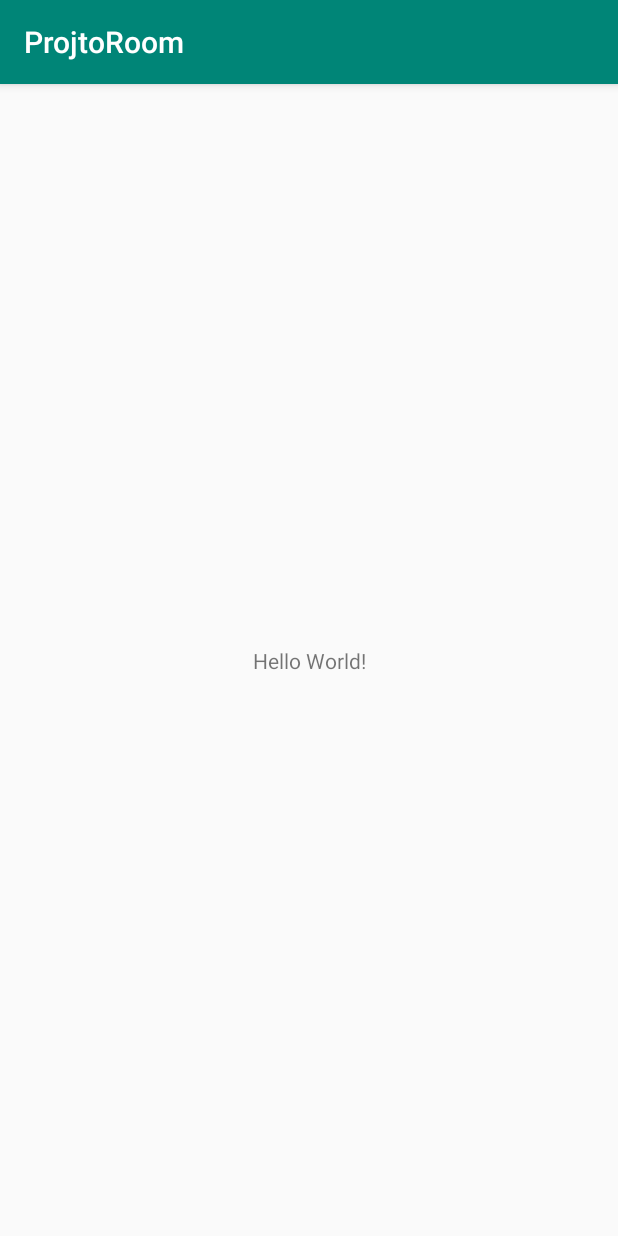
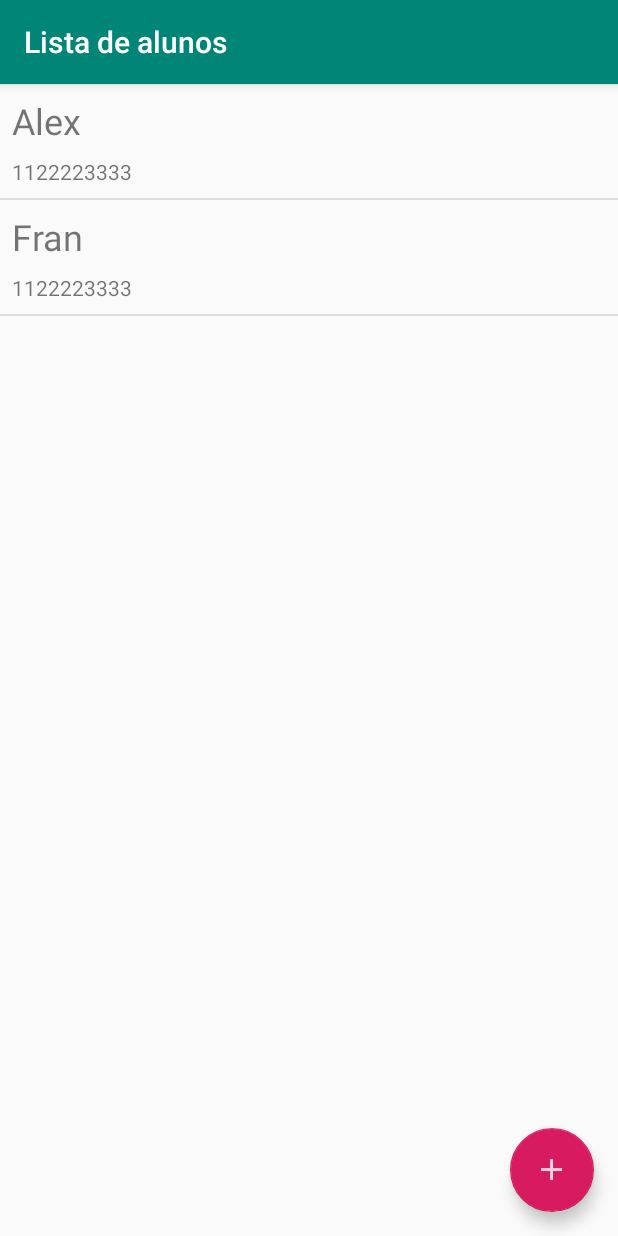
Before and after one commit to gucaveira/ProjetoRoom, an Android app: the screen it shows after launch (MainActivity before the commit, ListaAlunosActivity after it), on a phone screen of 412 x 824 dp. Run offline under Robolectric (Android 15) with nearby library versions, the phone set to English and light mode, and no system bars.

Commit message:
Copiando Classes do projeto base

```diff
--- a/app/build.gradle
+++ b/app/build.gradle
@@ -36,4 +36,5 @@ dependencies {
     androidTestImplementation 'androidx.test.ext:junit:1.1.1'
     androidTestImplementation 'androidx.test.espresso:espresso-core:3.2.0'
     implementation 'androidx.recyclerview:recyclerview:1.1.0'
+    implementation 'com.google.android.material:material:1.0.0'
 }
--- a/app/src/main/java/com/projetoroom/MainActivity.java
+++ /dev/null
@@ -1,14 +0,0 @@
-package com.projetoroom;
-
-import androidx.appcompat.app.AppCompatActivity;
-
-import android.os.Bundle;
-
-public class MainActivity extends AppCompatActivity {
-
-    @Override
-    protected void onCreate(Bundle savedInstanceState) {
-        super.onCreate(savedInstanceState);
-        setContentView(R.layout.activity_main);
-    }
-}
--- /dev/null
+++ b/app/src/main/java/com/projetoroom/ProjetoApplication.java
@@ -0,0 +1,23 @@
+package com.projetoroom;
+
+import android.app.Application;
+
+import com.projetoroom.dao.AlunoDAO;
+import com.projetoroom.model.Aluno;
+
+
+@SuppressWarnings("WeakerAccess")
+public class ProjetoApplication extends Application {
+
+    @Override
+    public void onCreate() {
+        super.onCreate();
+        criaAlunosDeTeste();
+    }
+
+    private void criaAlunosDeTeste() {
+        AlunoDAO dao = new AlunoDAO();
+        dao.salva(new Aluno("Alex", "1122223333", "alex@alura.com.br"));
+        dao.salva(new Aluno("Fran", "1122223333", "fran@gmail.com"));
+    }
+}
--- /dev/null
+++ b/app/src/main/java/com/projetoroom/dao/AlunoDAO.java
@@ -0,0 +1,55 @@
+package com.projetoroom.dao;
+
+
+import androidx.annotation.Nullable;
+
+import com.projetoroom.model.Aluno;
+
+import java.util.ArrayList;
+import java.util.List;
+
+public class AlunoDAO {
+
+    private final static List<Aluno> alunos = new ArrayList<>();
+    private static int contadorDeIds = 1;
+
+    public void salva(Aluno aluno) {
+        aluno.setId(contadorDeIds);
+        alunos.add(aluno);
+        atualizaIds();
+    }
+
+    private void atualizaIds() {
+        contadorDeIds++;
+    }
+
+    public void edita(Aluno aluno) {
+        Aluno alunoEncontrado = buscaAlunoPeloId(aluno);
+        if (alunoEncontrado != null) {
+            int posicaoDoAluno = alunos.indexOf(alunoEncontrado);
+            alunos.set(posicaoDoAluno, aluno);
+        }
+    }
+
+    @Nullable
+    private Aluno buscaAlunoPeloId(Aluno aluno) {
+        for (Aluno a :
+                alunos) {
+            if (a.getId() == aluno.getId()) {
+                return a;
+            }
+        }
+        return null;
+    }
+
+    public List<Aluno> todos() {
+        return new ArrayList<>(alunos);
+    }
+
+    public void remove(Aluno aluno) {
+        Aluno alunoDevolvido = buscaAlunoPeloId(aluno);
+        if (alunoDevolvido != null) {
+            alunos.remove(alunoDevolvido);
+        }
+    }
+}
--- /dev/null
+++ b/app/src/main/java/com/projetoroom/model/Aluno.java
@@ -0,0 +1,57 @@
+package com.projetoroom.model;
+
+import java.io.Serializable;
+
+public class Aluno implements Serializable {
+
+    private int id = 0;
+    private String nome;
+    private String telefone;
+    private String email;
+
+    public Aluno() {
+    }
+
+    public Aluno(String nome, String telefone, String email) {
+
+        this.nome = nome;
+        this.telefone = telefone;
+        this.email = email;
+    }
+
+    public int getId() {
+        return id;
+    }
+
+    public void setId(int id) {
+        this.id = id;
+    }
+
+    public String getNome() {
+        return nome;
+    }
+
+    public void setNome(String nome) {
+        this.nome = nome;
+    }
+
+    public String getTelefone() {
+        return telefone;
+    }
+
+    public void setTelefone(String telefone) {
+        this.telefone = telefone;
+    }
+
+    public String getEmail() {
+        return email;
+    }
+
+    public void setEmail(String email) {
+        this.email = email;
+    }
+
+    public boolean temIdValido() {
+        return id > 0;
+    }
+}
--- /dev/null
+++ b/app/src/main/java/com/projetoroom/ui/ListaAlunosView.java
@@ -0,0 +1,52 @@
+package com.projetoroom.ui;
+
+import android.app.AlertDialog;
+import android.content.Context;
+import android.view.MenuItem;
+import android.widget.AdapterView;
+import android.widget.ListView;
+
+import com.projetoroom.dao.AlunoDAO;
+import com.projetoroom.model.Aluno;
+import com.projetoroom.ui.adapter.ListaAlunosAdapter;
+
+public class ListaAlunosView {
+
+    private final ListaAlunosAdapter adapter;
+    private final AlunoDAO dao;
+    private final Context context;
+
+    public ListaAlunosView(Context context) {
+        this.context = context;
+        this.adapter = new ListaAlunosAdapter(this.context);
+        this.dao = new AlunoDAO();
+    }
+
+    public void confirmaRemocao(final MenuItem item) {
+        new AlertDialog
+                .Builder(context)
+                .setTitle("Removendo aluno")
+                .setMessage("Tem certeza que quer remover o aluno?")
+                .setPositiveButton("Sim", (dialogInterface, i) -> {
+                    AdapterView.AdapterContextMenuInfo menuInfo =
+                            (AdapterView.AdapterContextMenuInfo) item.getMenuInfo();
+                    Aluno alunoEscolhido = adapter.getItem(menuInfo.position);
+                    remove(alunoEscolhido);
+                })
+                .setNegativeButton("Não", null)
+                .show();
+    }
+
+    public void atualizaAlunos() {
+        adapter.atualiza(dao.todos());
+    }
+
+    private void remove(Aluno aluno) {
+        dao.remove(aluno);
+        adapter.remove(aluno);
+    }
+
+    public void configuraAdapter(ListView listaDeAlunos) {
+        listaDeAlunos.setAdapter(adapter);
+    }
+}
--- /dev/null
+++ b/app/src/main/java/com/projetoroom/ui/activity/ConstantesActivities.java
@@ -0,0 +1,6 @@
+package com.projetoroom.ui.activity;
+
+interface ConstantesActivities {
+
+    String CHAVE_ALUNO= "aluno";
+}
--- /dev/null
+++ b/app/src/main/java/com/projetoroom/ui/activity/ListaAlunosActivity.java
@@ -0,0 +1,87 @@
+package com.projetoroom.ui.activity;
+
+import android.content.Intent;
+import android.os.Bundle;
+import android.view.ContextMenu;
+import android.view.MenuItem;
+import android.view.View;
+import android.widget.ListView;
+
+import androidx.annotation.Nullable;
+import androidx.appcompat.app.AppCompatActivity;
+
+import com.google.android.material.floatingactionbutton.FloatingActionButton;
+import com.projetoroom.R;
+import com.projetoroom.model.Aluno;
+import com.projetoroom.ui.ListaAlunosView;
+
+import static com.projetoroom.ui.activity.ConstantesActivities.CHAVE_ALUNO;
+
+public class ListaAlunosActivity extends AppCompatActivity {
+
+    private static final String TITULO_APPBAR = "Lista de alunos";
+    private final ListaAlunosView listaAlunosView = new ListaAlunosView(this);
+
+    @Override
+    protected void onCreate(@Nullable Bundle savedInstanceState) {
+        super.onCreate(savedInstanceState);
+        setContentView(R.layout.activity_lista_alunos);
+        setTitle(TITULO_APPBAR);
+        configuraFabNovoAluno();
+        configuraLista();
+    }
+
+    @Override
+    public void onCreateContextMenu(ContextMenu menu, View v, ContextMenu.ContextMenuInfo menuInfo) {
+        super.onCreateContextMenu(menu, v, menuInfo);
+        getMenuInflater()
+                .inflate(R.menu.activity_lista_alunos_menu, menu);
+    }
+
+    @Override
+    public boolean onContextItemSelected(MenuItem item) {
+
+        int itemId = item.getItemId();
+        if (itemId == R.id.activity_lista_alunos_menu_remover) {
+            listaAlunosView.confirmaRemocao(item);
+        }
+
+        return super.onContextItemSelected(item);
+    }
+
+    private void configuraFabNovoAluno() {
+        FloatingActionButton botaoNovoAluno = findViewById(R.id.activity_lista_alunos_fab_novo_aluno);
+        botaoNovoAluno.setOnClickListener(view -> abreFormularioModoInsereAluno());
+    }
+
+    private void abreFormularioModoInsereAluno() {
+        startActivity(new Intent(this, FormularioAlunoActivity.class));
+    }
+
+    @Override
+    protected void onResume() {
+        super.onResume();
+        listaAlunosView.atualizaAlunos();
+    }
+
+    private void configuraLista() {
+        ListView listaDeAlunos = findViewById(R.id.activity_lista_alunos_listview);
+        listaAlunosView.configuraAdapter(listaDeAlunos);
+        configuraListenerDeCliquePorItem(listaDeAlunos);
+        registerForContextMenu(listaDeAlunos);
+    }
+
+    private void configuraListenerDeCliquePorItem(ListView listaDeAlunos) {
+        listaDeAlunos.setOnItemClickListener((adapterView, view, posicao, id) -> {
+            Aluno alunoEscolhido = (Aluno) adapterView.getItemAtPosition(posicao);
+            abreFormularioModoEditaAluno(alunoEscolhido);
+        });
+    }
+
+    private void abreFormularioModoEditaAluno(Aluno aluno) {
+        Intent vaiParaFormularioActivity = new Intent(ListaAlunosActivity.this, FormularioAlunoActivity.class);
+        vaiParaFormularioActivity.putExtra(CHAVE_ALUNO, aluno);
+        startActivity(vaiParaFormularioActivity);
+    }
+
+}
--- /dev/null
+++ b/app/src/main/java/com/projetoroom/ui/adapter/ListaAlunosAdapter.java
@@ -0,0 +1,71 @@
+package com.projetoroom.ui.adapter;
+
+import android.content.Context;
+import android.view.LayoutInflater;
+import android.view.View;
+import android.view.ViewGroup;
+import android.widget.BaseAdapter;
+import android.widget.TextView;
+
+import com.projetoroom.R;
+import com.projetoroom.model.Aluno;
+
+import java.util.ArrayList;
+import java.util.List;
+
+public class ListaAlunosAdapter extends BaseAdapter {
+
+    private final List<Aluno> alunos = new ArrayList<>();
+    private final Context context;
+
+    public ListaAlunosAdapter(Context context) {
+        this.context = context;
+    }
+
+    @Override
+    public int getCount() {
+        return alunos.size();
+    }
+
+    @Override
+    public Aluno getItem(int posicao) {
+        return alunos.get(posicao);
+    }
+
+    @Override
+    public long getItemId(int posicao) {
+        return alunos.get(posicao).getId();
+    }
+
+    @Override
+    public View getView(int posicao, View view, ViewGroup viewGroup) {
+        View viewCriada = criaView(viewGroup);
+        Aluno alunoDevolvido = alunos.get(posicao);
+        vincula(viewCriada, alunoDevolvido);
+        return viewCriada;
+    }
+
+    private void vincula(View view, Aluno aluno) {
+        TextView nome = view.findViewById(R.id.item_aluno_nome);
+        nome.setText(aluno.getNome());
+        TextView telefone = view.findViewById(R.id.item_aluno_telefone);
+        telefone.setText(aluno.getTelefone());
+    }
+
+    private View criaView(ViewGroup viewGroup) {
+        return LayoutInflater
+                .from(context)
+                .inflate(R.layout.item_aluno, viewGroup, false);
+    }
+
+    public void atualiza(List<Aluno> alunos) {
+        this.alunos.clear();
+        this.alunos.addAll(alunos);
+        notifyDataSetChanged();
+    }
+
+    public void remove(Aluno aluno) {
+        alunos.remove(aluno);
+        notifyDataSetChanged();
+    }
+}
--- a/app/src/main/res/layout/activity_lista_alunos.xml
+++ b/app/src/main/res/layout/activity_lista_alunos.xml
@@ -1,10 +1,9 @@
 <?xml version="1.0" encoding="utf-8"?>
-<RelativeLayout
-    xmlns:android="http://schemas.android.com/apk/res/android"
+<RelativeLayout xmlns:android="http://schemas.android.com/apk/res/android"
     android:layout_width="match_parent"
     android:layout_height="match_parent">
 
-    <android.support.design.widget.FloatingActionButton
+    <com.google.android.material.floatingactionbutton.FloatingActionButton
         android:id="@+id/activity_lista_alunos_fab_novo_aluno"
         android:layout_width="wrap_content"
         android:layout_height="wrap_content"
@@ -12,8 +11,8 @@
         android:layout_alignParentBottom="true"
         android:layout_margin="16dp"
         android:clickable="true"
-        android:src="@drawable/ic_action_novo_aluno"
-        android:focusable="true" />
+        android:focusable="true"
+        android:src="@drawable/ic_action_novo_aluno" />
 
     <ListView
         android:id="@+id/activity_lista_alunos_listview"
--- a/app/src/main/res/layout/activity_main.xml
+++ /dev/null
@@ -1,18 +0,0 @@
-<?xml version="1.0" encoding="utf-8"?>
-<androidx.constraintlayout.widget.ConstraintLayout xmlns:android="http://schemas.android.com/apk/res/android"
-    xmlns:app="http://schemas.android.com/apk/res-auto"
-    xmlns:tools="http://schemas.android.com/tools"
-    android:layout_width="match_parent"
-    android:layout_height="match_parent"
-    tools:context=".MainActivity">
-
-    <TextView
-        android:layout_width="wrap_content"
-        android:layout_height="wrap_content"
-        android:text="Hello World!"
-        app:layout_constraintBottom_toBottomOf="parent"
-        app:layout_constraintLeft_toLeftOf="parent"
-        app:layout_constraintRight_toRightOf="parent"
-        app:layout_constraintTop_toTopOf="parent" />
-
-</androidx.constraintlayout.widget.ConstraintLayout>
```
Also changed, not shown: app/src/main/AndroidManifest.xml (+5 -2 lines), app/src/main/java/com/projetoroom/ui/activity/FormularioAlunoActivity.java (added, +95 -0 lines).
